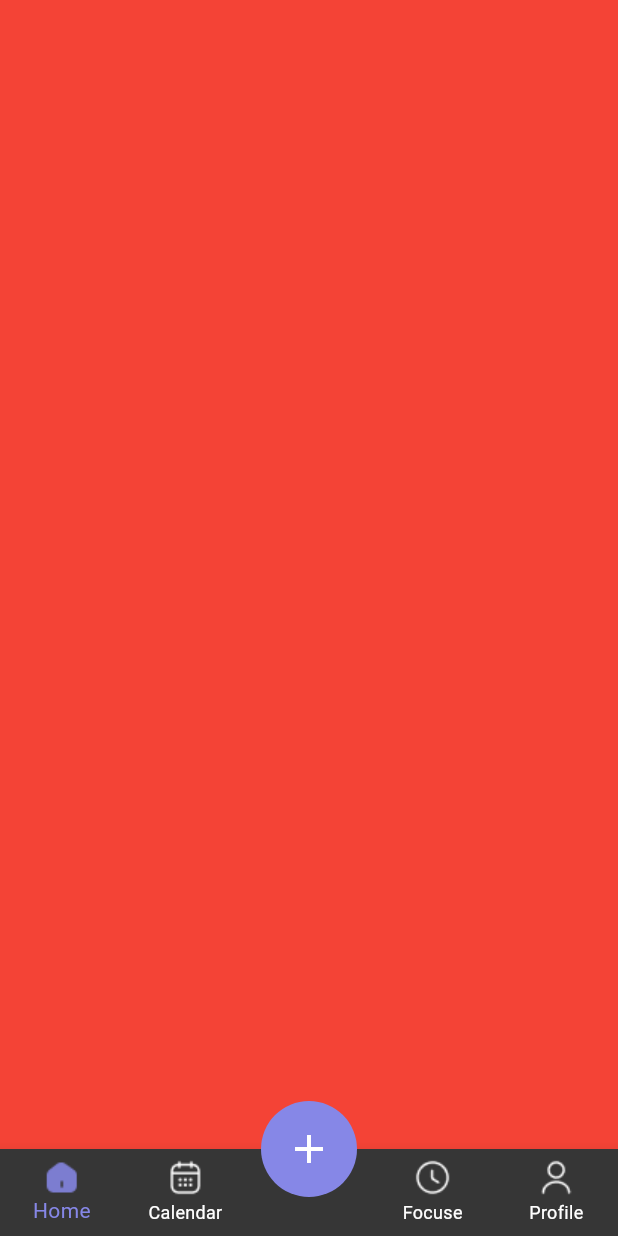
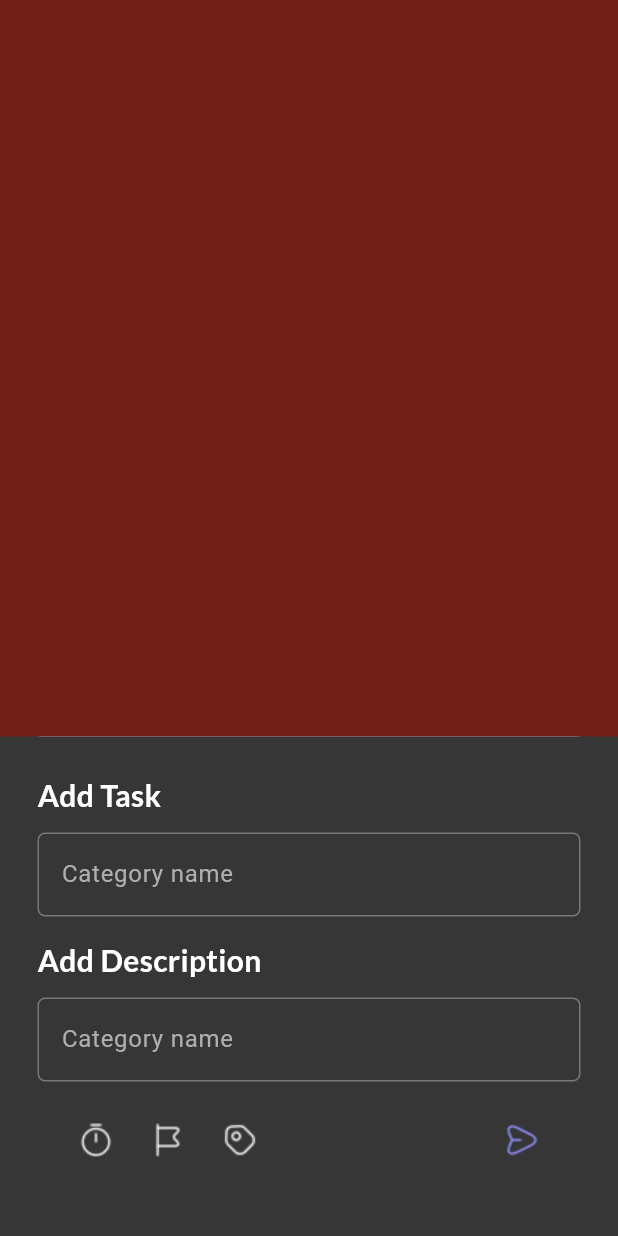
Before and after one commit to FinnD1/ToDo-App, a Flutter app: the MainPage screen opened directly, after a tap on the "add" icon, on a phone screen of 412 x 824 dp. Run offline on Flutter 3.47's test engine with Material 3 defaults, Android fonts, the phone set to English and light mode, and no system bars; our stand-ins replace easy_localization, google_fonts, realm, shared_preferences; missing offline and left inert: flutter_iconpicker; accounts and stored records are empty; generated files the repository leaves out were written again.

Commit message:
add task và tạo category chưa xong phần pickIcon

```diff
--- a/lib/category/create_or_edit_category.dart
+++ b/lib/category/create_or_edit_category.dart
@@ -3,6 +3,8 @@ import 'package:flutter/cupertino.dart';
 import 'package:flutter/material.dart';
 import 'package:flutter/rendering.dart';
 import 'package:flutter/widgets.dart';
+import 'package:flutter_iconpicker/IconPicker/icons.dart';
+import 'package:flutter_iconpicker/flutter_iconpicker.dart';
 
 class CreateOrEditCategory extends StatefulWidget {
   const CreateOrEditCategory({super.key});
@@ -245,4 +247,8 @@ class _CreateOrEditCategoryState extends State<CreateOrEditCategory> {
 
   }
 
+  void _chooseIcon(){
+    // IconData iconData= await
+    //chua xong xem lai #10
+  }
 }
--- a/lib/main.dart
+++ b/lib/main.dart
@@ -33,7 +33,7 @@ class MyApp extends StatelessWidget {
       localizationsDelegates: context.localizationDelegates,
       locale: context.locale,
       supportedLocales: context.supportedLocales,
-      home: const RegisterScreen(),
+      home: const MainPage(),
     );
   }
 }
--- a/lib/main/main_page.dart
+++ b/lib/main/main_page.dart
@@ -1,5 +1,6 @@
 import 'package:flutter/cupertino.dart';
 import 'package:flutter/material.dart';
+import 'package:flutter_firebase/task/create_task_page.dart';
 
 class MainPage extends StatefulWidget {
   const MainPage({super.key});
@@ -48,8 +49,7 @@ class _MainPageState extends State<MainPage> {
         type: BottomNavigationBarType.fixed,
         currentIndex: _currentPage,
         onTap: (index) {
-          if(index==2)
-            return;//khong lam j ca
+          if (index == 2) return; //khong lam j ca
           setState(() {
             _currentPage = index;
           });
@@ -133,7 +133,7 @@ class _MainPageState extends State<MainPage> {
           borderRadius: BorderRadius.circular(32),
         ),
         child: IconButton(
-            onPressed: () {},
+            onPressed: _onShowCreateTask,
             icon: Icon(
               Icons.add,
               size: 32,
@@ -143,4 +143,15 @@ class _MainPageState extends State<MainPage> {
       floatingActionButtonLocation: FloatingActionButtonLocation.centerDocked,
     );
   }
+
+  void _onShowCreateTask() {
+    showModalBottomSheet(
+        context: context,
+        isScrollControlled: true,
+        builder: (context) {
+          return Padding(
+              padding: MediaQuery.of(context).viewInsets,
+              child: const CreateTaskPage());
+        });
+  }
 }
--- /dev/null
+++ b/lib/task/create_task_page.dart
@@ -0,0 +1,135 @@
+import 'package:flutter/cupertino.dart';
+import 'package:flutter/material.dart';
+import 'package:flutter/widgets.dart';
+
+class CreateTaskPage extends StatefulWidget {
+  const CreateTaskPage({super.key});
+
+  @override
+  State<CreateTaskPage> createState() => _CreateTaskPageState();
+}
+
+class _CreateTaskPageState extends State<CreateTaskPage> {
+  final _nameTaskTextController = TextEditingController();
+  final _descTaskTextController = TextEditingController();
+
+  @override
+  Widget build(BuildContext context) {
+    return Container(
+      color: const Color(0xFF363636),
+      child: SafeArea(
+        child: Container(
+          padding: EdgeInsets.all(25),
+          child: _buildBodyPage(),
+        ),
+      ),
+    );
+  }
+
+  Widget _buildBodyPage() {
+    return Form(
+        child: Column(
+          mainAxisSize: MainAxisSize.min,
+      crossAxisAlignment: CrossAxisAlignment.start,
+      mainAxisAlignment: MainAxisAlignment.start,
+      children: [
+        _buildTaskNameField(),
+        _buildTaskDescField(),
+        _buildTaskActionField(),
+      ],
+    ));
+  }
+
+  Widget _buildTaskNameField() {
+    return Column(
+      crossAxisAlignment: CrossAxisAlignment.start,
+      mainAxisAlignment: MainAxisAlignment.start,
+      children: [
+        Text(
+          "Add Task",
+          style: TextStyle(
+              color: Colors.white,
+              fontSize: 20,
+              fontFamily: "Lato",
+              fontWeight: FontWeight.bold),
+        ),
+        Container(
+          margin: EdgeInsets.only(top: 10),
+          child: TextFormField(
+            controller: _nameTaskTextController,
+            //cho phep lay text sau khi go ra
+            style: TextStyle(color: Colors.white, fontSize: 16),
+            decoration: InputDecoration(
+                hintText: "Category name",
+                hintStyle: TextStyle(color: Color(0xFFAFAFAF), fontSize: 16),
+                border: OutlineInputBorder(
+                    borderRadius: BorderRadius.circular(5),
+                    borderSide:
+                        BorderSide(width: 1, color: Color(0xFF979797)))),
+          ),
+        ),
+      ],
+    );
+  }
+
+  Widget _buildTaskDescField() {
+    return Container(
+      margin: EdgeInsets.only(top: 15),
+      child: Column(
+        crossAxisAlignment: CrossAxisAlignment.start,
+        mainAxisAlignment: MainAxisAlignment.start,
+        children: [
+          Text(
+            "Add Description",
+            style: TextStyle(
+                color: Colors.white,
+                fontSize: 20,
+                fontFamily: "Lato",
+                fontWeight: FontWeight.bold),
+          ),
+          Container(
+            margin: EdgeInsets.only(top: 10),
+            child: TextFormField(
+              controller: _descTaskTextController,
+              //cho phep lay text sau khi go ra
+              style: TextStyle(color: Colors.white, fontSize: 16),
+              decoration: InputDecoration(
+                  hintText: "Category name",
+                  hintStyle: TextStyle(color: Color(0xFFAFAFAF), fontSize: 16),
+                  border: OutlineInputBorder(
+                      borderRadius: BorderRadius.circular(5),
+                      borderSide:
+                          BorderSide(width: 1, color: Color(0xFF979797)))),
+            ),
+          ),
+        ],
+      ),
+    );
+  }
+
+  Widget _buildTaskActionField() {
+    return Container(
+      margin: EdgeInsets.all(15),
+      child: Row(
+        crossAxisAlignment: CrossAxisAlignment.start,
+        mainAxisAlignment: MainAxisAlignment.spaceBetween,
+        children: [
+          Expanded(
+            child: Row(
+              children: [
+                IconButton(
+                    onPressed: () {}, icon: Image.asset("assets/images/timer.png",width: 24,height: 24,fit: BoxFit.fill,)),
+                IconButton(
+                    onPressed: () {}, icon: Image.asset("assets/images/flag.png",width: 24,height: 24,fit: BoxFit.fill,)),
+                IconButton(
+                    onPressed: () {}, icon: Image.asset("assets/images/tag.png",width: 24,height: 24,fit: BoxFit.fill,)),
+              ],
+            ),
+          ),
+          IconButton(
+              onPressed: () {}, icon: Image.asset("assets/images/send.png")),
+        ],
+      ),
+    );
+  }
+}
--- a/pubspec.yaml
+++ b/pubspec.yaml
@@ -15,7 +15,9 @@ dependencies:
   google_fonts: ^6.2.1
   shared_preferences: ^2.2.2
   easy_localization: ^3.0.5
-  realm: ^2.0.0
+  realm: ^1.6.2
+  flutter_iconpicker: ^3.2.4
+#  // dung ban moi nhat bi loi k generate ra dc
 
 dev_dependencies:
   flutter_test:
```
Also changed, not shown: assets/images/flag.png (added), assets/images/send.png (added), assets/images/tag.png (added), assets/images/timer.png (added), lib/entities/category_realm_entities.g.dart (added), pubspec.lock, 5 other files.
